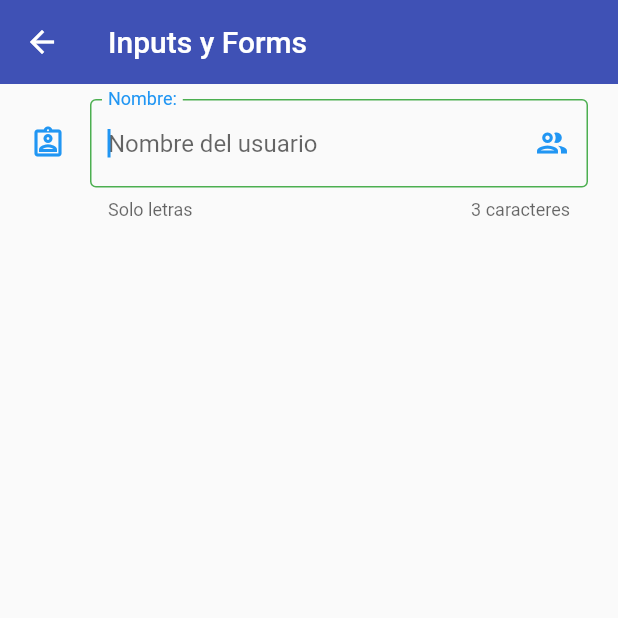
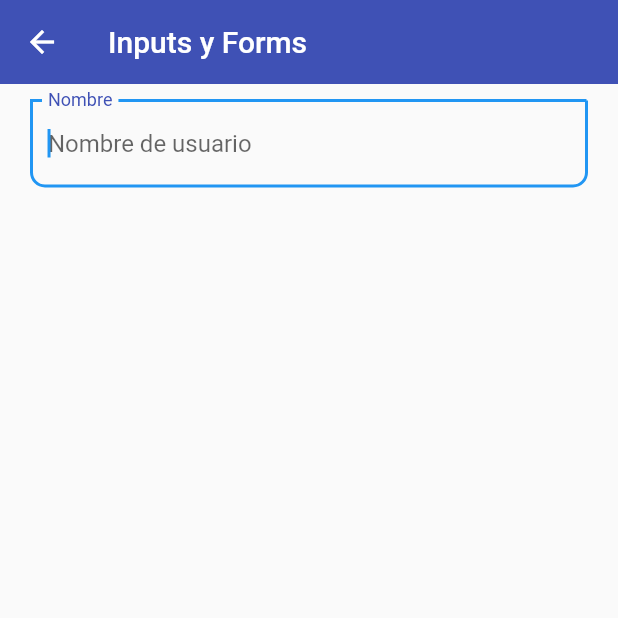
Before and after one commit to OscarAguilarL/fl-components, a Flutter app: the InputsScreen screen opened by its route, on a phone screen of 412 x 824 dp, the top half of it. Run offline on Flutter 3.47's test engine with Material 2 defaults, Android fonts, the phone set to English and light mode, and no system bars.

Commit message:
Centralizar el estilo de los inputs

```diff
--- a/lib/screens/inputs_screen.dart
+++ b/lib/screens/inputs_screen.dart
@@ -1,3 +1,4 @@
+import 'package:fl_components/widgets/widgets.dart';
 import 'package:flutter/material.dart';
 
 class InputsScreen extends StatelessWidget {
@@ -13,37 +14,10 @@ class InputsScreen extends StatelessWidget {
         child: Padding(
           padding: const EdgeInsets.symmetric(horizontal: 20, vertical: 10),
           child: Column(
-            children: [
-              TextFormField(
-                autofocus: true,
-                initialValue: '',
-                textCapitalization: TextCapitalization.words,
-                onChanged: (value) {},
-                validator: (value) {
-                  if (value == null) return 'Este campo es requerido';
-                  return value.length < 3 ? 'Mínimo de 3 letras' : null;
-                },
-                autovalidateMode: AutovalidateMode.onUserInteraction,
-                decoration: const InputDecoration(
-                  hintText: 'Nombre del usuario',
-                  labelText: 'Nombre:',
-                  helperText: 'Solo letras',
-                  counterText: '3 caracteres',
-                  // prefixIcon: Icon(Icons.verified_user_outlined),
-                  suffixIcon: Icon(Icons.group_outlined),
-                  icon: Icon(Icons.assignment_ind_outlined),
-                  focusedBorder: OutlineInputBorder(
-                    borderSide: BorderSide(
-                      color: Colors.green,
-                    ),
-                  ),
-                  border: OutlineInputBorder(
-                    borderRadius: BorderRadius.only(
-                      bottomLeft: Radius.circular(10),
-                      topRight: Radius.circular(10),
-                    ),
-                  ),
-                ),
+            children: const [
+              CustomInputField(
+                labelText: 'Nombre',
+                hintText: 'Nombre de usuario',
               ),
             ],
           ),
--- a/lib/theme/app_theme.dart
+++ b/lib/theme/app_theme.dart
@@ -30,6 +30,24 @@ class AppTheme {
         elevation: 0,
       ),
     ),
+
+    // inputDecorationTheme
+    inputDecorationTheme: const InputDecorationTheme(
+      floatingLabelStyle: TextStyle(color: primary),
+      enabledBorder: OutlineInputBorder(
+        borderSide: BorderSide(color: primary),
+        borderRadius: BorderRadius.only(
+          bottomLeft: Radius.circular(10),
+          bottomRight: Radius.circular(10),
+        ),
+      ),
+      border: OutlineInputBorder(
+        borderRadius: BorderRadius.only(
+          bottomLeft: Radius.circular(10),
+          bottomRight: Radius.circular(10),
+        ),
+      ),
+    ),
   );
 
   static final ThemeData darkTheme = ThemeData.dark().copyWith(
--- /dev/null
+++ b/lib/widgets/custom_input_field.dart
@@ -0,0 +1,41 @@
+import 'package:flutter/material.dart';
+
+class CustomInputField extends StatelessWidget {
+  final String? hintText;
+  final String? labelText;
+  final String? helperText;
+  final IconData? icon;
+  final IconData? suffixIcon;
+
+  const CustomInputField({
+    Key? key,
+    this.hintText,
+    this.labelText,
+    this.helperText,
+    this.icon,
+    this.suffixIcon,
+  }) : super(key: key);
+
+  @override
+  Widget build(BuildContext context) {
+    return TextFormField(
+      autofocus: true,
+      initialValue: '',
+      textCapitalization: TextCapitalization.words,
+      onChanged: (value) {},
+      validator: (value) {
+        if (value == null) return 'Este campo es requerido';
+        return value.length < 3 ? 'Mínimo de 3 letras' : null;
+      },
+      autovalidateMode: AutovalidateMode.onUserInteraction,
+      decoration: InputDecoration(
+        hintText: hintText,
+        labelText: labelText,
+        helperText: helperText,
+        // prefixIcon: Icon(Icons.verified_user_outlined),
+        suffixIcon: suffixIcon == null ? null : Icon(suffixIcon),
+        icon: icon == null ? null : Icon(icon),
+      ),
+    );
+  }
+}
--- a/lib/widgets/widgets.dart
+++ b/lib/widgets/widgets.dart
@@ -1,2 +1,3 @@
 export 'package:fl_components/widgets/custom_card_type_1.dart';
 export 'package:fl_components/widgets/custom_card_type_2.dart';
+export 'package:fl_components/widgets/custom_input_field.dart';
```
